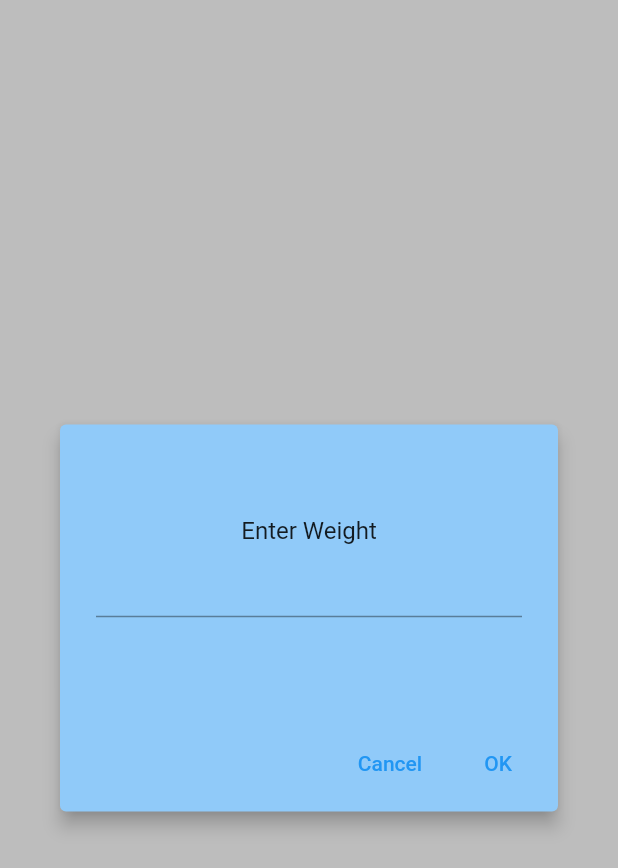
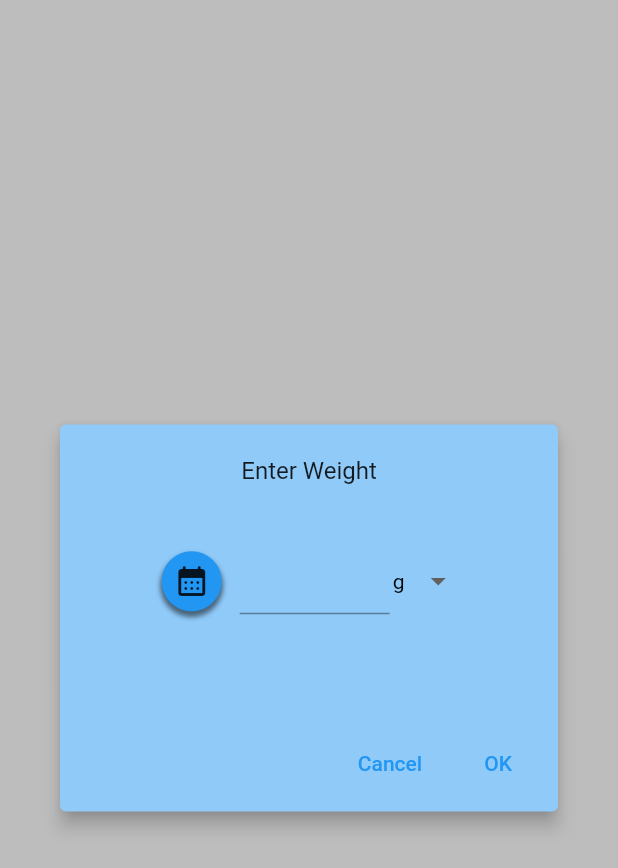
Before and after one commit to dompetriella/0cebot2, a Flutter app: the EntryForm widget shown alone on an empty page, opened directly, on a phone screen of 412 x 824 dp. Shown: the top 868 px of the screen. Run offline on Flutter 3.47's test engine with Material 2 defaults, Android fonts, the light colour scheme and no system bars; Roboto replaces fonts that are missing (Montserrat).

Commit message:
added some functionality to entry form

```diff
--- a/lib/entry_form.dart
+++ b/lib/entry_form.dart
@@ -11,6 +11,11 @@ class EntryForm extends StatefulWidget {
 }
 
 class _EntryFormState extends State<EntryForm> {
+
+  DateTime dateTime = DateTime.now();
+  double weightEntry = 0;
+  String unit = 'g';
+
   @override
   Widget build(BuildContext context) {
     return AlertDialog(
@@ -34,11 +39,53 @@ class _EntryFormState extends State<EntryForm> {
         child: Column(
           crossAxisAlignment: CrossAxisAlignment.center,
           mainAxisAlignment: MainAxisAlignment.center,
-          children: const [
+          children: [
             Text("Enter Weight"),
-            TextField(
-              textAlign: TextAlign.center,
-              decoration: InputDecoration(
+            Padding(
+              padding: const EdgeInsets.all(30.0),
+              child: Row(
+                mainAxisAlignment: MainAxisAlignment.center,
+                children: [
+                  GestureDetector(
+                    onTap: () {
+                      showDatePicker(
+                        context: context,
+                        initialDate: DateTime.now(),
+                        firstDate: DateTime(2019),
+                        lastDate: DateTime(2100))
+                        .then((date) {
+                          setState(() {
+                          dateTime = date!;
+                          });
+                        });
+                    },
+                    child: Container(
+                      padding: EdgeInsets.all(8),
+                      decoration: BoxDecoration(
+                        color: Colors.blue,
+                        shape: BoxShape.circle,
+                        boxShadow: [BoxShadow(
+                        color: Colors.black.withOpacity(0.5),
+                        spreadRadius: 1,
+                        blurRadius: 2,
+                        offset: Offset(0, 3), // changes position of shadow
+                        )]
+                      ),
+                      child: Icon(Icons.calendar_month_rounded)),
+                  ),
+                  Padding(
+                    padding: const EdgeInsets.fromLTRB(12, 8, 2, 12),
+                    child: SizedBox(
+                      width: 100,
+                      child: TextField(
+                        textAlign: TextAlign.center,
+                        decoration: InputDecoration(
+                        ),
+                      ),
+                    ),
+                  ),
+                  UnitsDropDown()
+                ],
               ),
             ),
           ],
@@ -47,3 +94,40 @@ class _EntryFormState extends State<EntryForm> {
     );
   }
 }
+
+class UnitsDropDown extends StatefulWidget {
+  const UnitsDropDown({Key? key}) : super(key: key);
+
+  @override
+  State<UnitsDropDown> createState() => _MyStatefulWidgetState();
+}
+
+class _MyStatefulWidgetState extends State<UnitsDropDown> {
+  String dropdownValue = 'g';
+
+  @override
+  Widget build(BuildContext context) {
+    return DropdownButton<String>(
+      focusColor: Colors.transparent,
+      value: dropdownValue,
+      elevation: 16,
+      style: const TextStyle(color: Colors.black),
+      underline: Container(
+        height: 10,
+        color: Colors.transparent
+      ),
+      onChanged: (String? newValue) {
+        setState(() {
+          dropdownValue = newValue!;
+        });
+      },
+      items: <String>['g','kg', 'lbs', 'oz']
+          .map<DropdownMenuItem<String>>((String value) {
+        return DropdownMenuItem<String>(
+          value: value,
+          child: Text(value),
+        );
+      }).toList(),
+    );
+  }
+}
```
